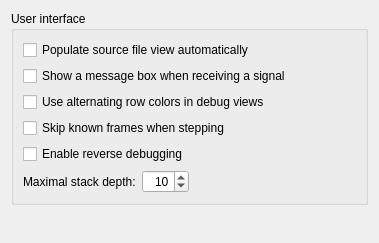
First picture: the form in src/plugins/debugger/commonoptionspage.ui, repository qt-creator/qt-creator, before the edit.
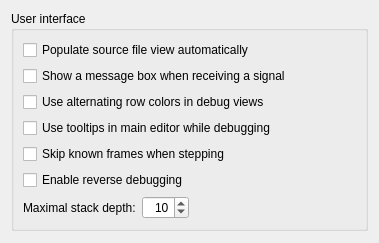
Second picture: the form after the edit.

```diff
--- a/src/plugins/debugger/commonoptionspage.ui
+++ b/src/plugins/debugger/commonoptionspage.ui
@@ -41,6 +41,13 @@
         </property>
        </widget>
       </item>
+      <item>
+       <widget class="QCheckBox" name="checkBoxUseToolTipsInMainEditor">
+        <property name="text">
+         <string>Use tooltips in main editor while debugging</string>
+        </property>
+       </widget>
+      </item>
       <item>
        <widget class="QCheckBox" name="checkBoxSkipKnownFrames">
         <property name="toolTip">
```
